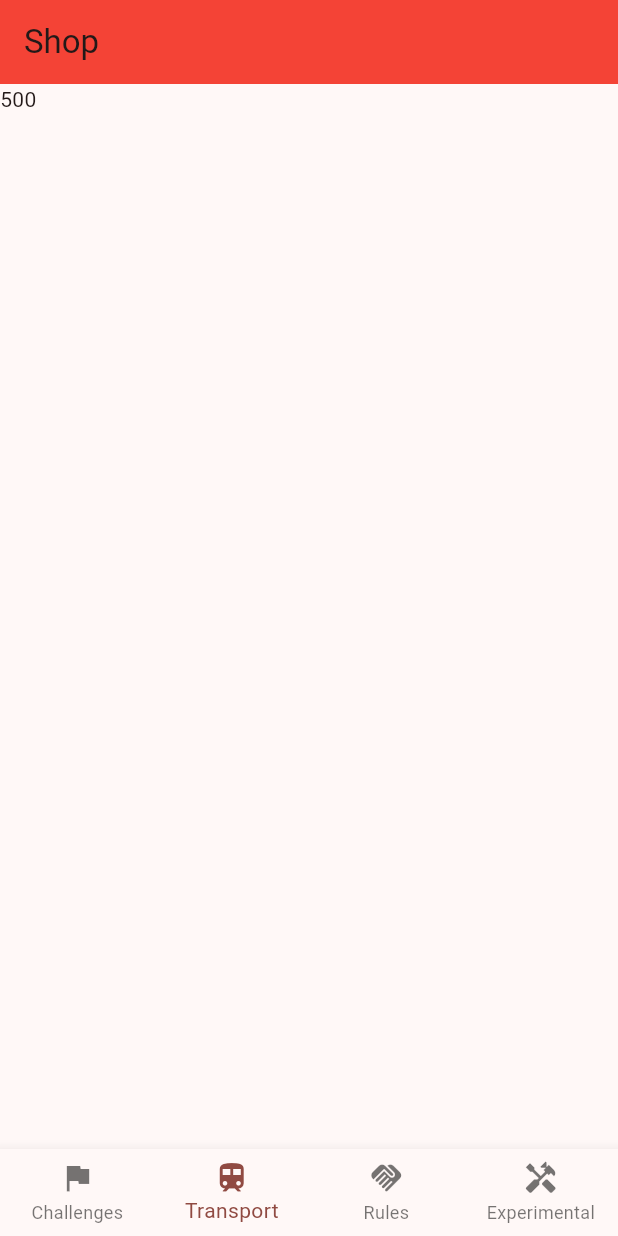
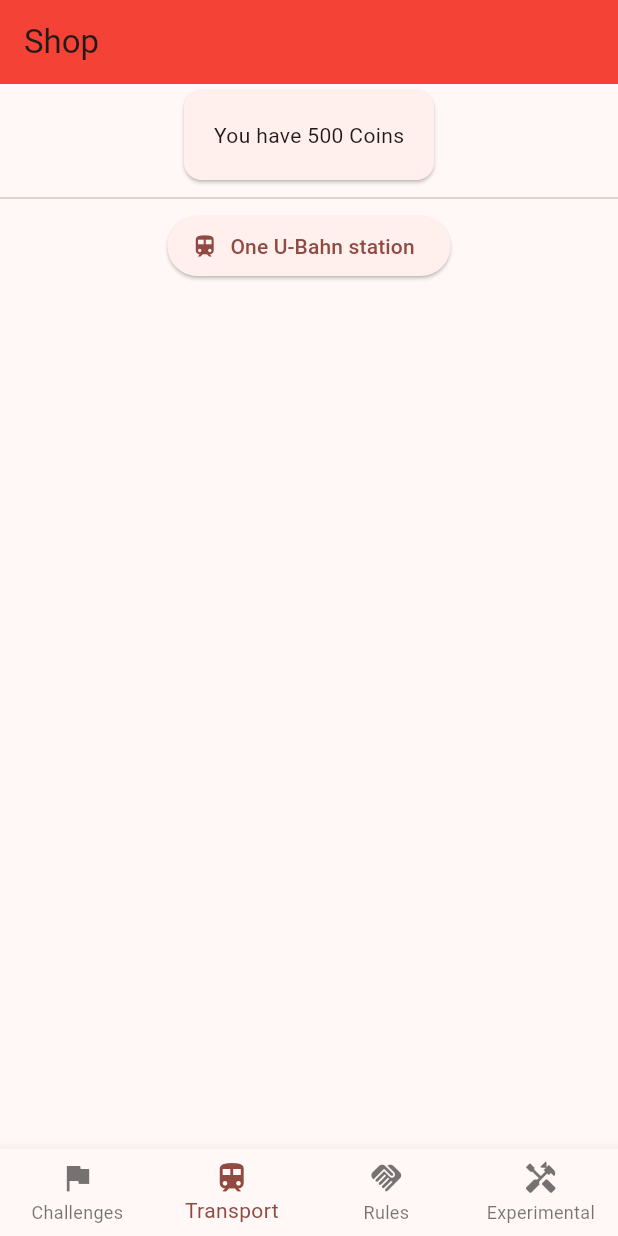
Before and after one commit to velix2/tag_lag, a Flutter app: the screen it shows after launch, item 2 of the bottom bar chosen, on a phone screen of 412 x 824 dp. Run offline on Flutter 3.47's test engine with Material 2 defaults, Android fonts, the phone set to English and light mode, and no system bars.

Commit message:
started on the shop

```diff
--- a/lib/shop_page.dart
+++ b/lib/shop_page.dart
@@ -19,7 +19,53 @@ class _ShopPageState extends State<ShopPage> {
         title: const Text("Shop"),
         backgroundColor: Colors.red,
       ),
-      body: Text(appState.coinBalance.toString()),
+      body: Column(
+        children: [
+          Card(
+            child: Padding(
+              padding: const EdgeInsets.all(20.0),
+              child: Text("You have ${appState.coinBalance.toString()} Coins"),
+            )
+          ),
+          const Divider(),
+          BuyButton(
+            cost: 75,
+            medium: "U-Bahn",
+            mediumIcon: const Icon(Icons.train),
+            onPressed: () {
+              setState(() {
+                appState.coinBalance = appState.coinBalance - 75;
+              });
+            },
+          ),
+        ],
+      ),
     );
   }
 }
+
+class BuyButton extends StatefulWidget {
+  String medium;
+  int cost;
+  Icon mediumIcon;
+  var onPressed;
+
+  BuyButton(
+    {super.key, required this.cost, required this.medium, required this.mediumIcon, required this.onPressed}
+  );
+
+  @override
+  State<BuyButton> createState() => _BuyButtonState();
+}
+
+class _BuyButtonState extends State<BuyButton> {
+  @override
+  Widget build(BuildContext context) {
+    var appState = context.watch<TagLagState>();
+    return ElevatedButton.icon(
+      onPressed: widget.onPressed,
+      label: Text("One ${widget.medium} station"),
+      icon: widget.mediumIcon,
+    );
+  }
+}
```
